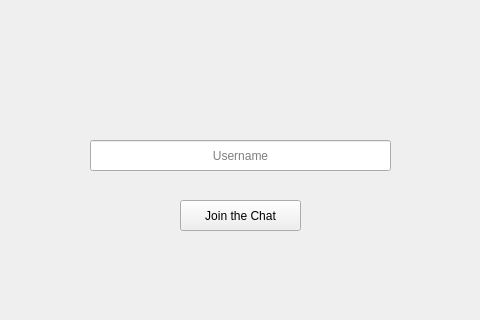
This is mainwindow.ui in parks13/chatprogram as Qt 5 draws it before an edit; both pictures show x 90 to 570 and y 87 to 407 of the 653 by 492 pixel window. The edited form follows.
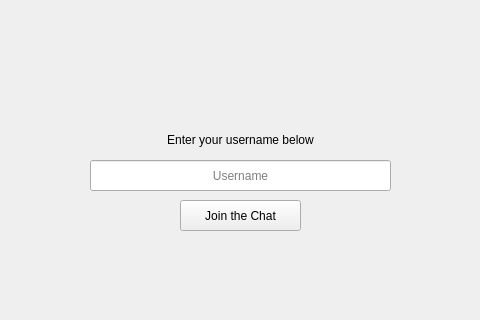
This is the edited form. The open tabs and pages were chosen to show the change. Icons and pictures are not drawn.

Commit message: Added testing client 2 and updated ui, server,

Diff of the .ui file:
```diff
--- a/mainwindow.ui
+++ b/mainwindow.ui
@@ -31,7 +31,7 @@
       <property name="geometry">
        <rect>
         <x>180</x>
-        <y>210</y>
+        <y>230</y>
         <width>301</width>
         <height>31</height>
        </rect>
@@ -78,6 +78,22 @@
        <set>Qt::AlignCenter</set>
       </property>
      </widget>
+     <widget class="QLabel" name="IntroLabel">
+      <property name="geometry">
+       <rect>
+        <x>180</x>
+        <y>200</y>
+        <width>301</width>
+        <height>20</height>
+       </rect>
+      </property>
+      <property name="text">
+       <string>Enter your username below</string>
+      </property>
+      <property name="alignment">
+       <set>Qt::AlignCenter</set>
+      </property>
+     </widget>
     </widget>
     <widget class="QWidget" name="page_2">
      <widget class="QListWidget" name="chatWindow">
```
The commit also changes 2 other files.
